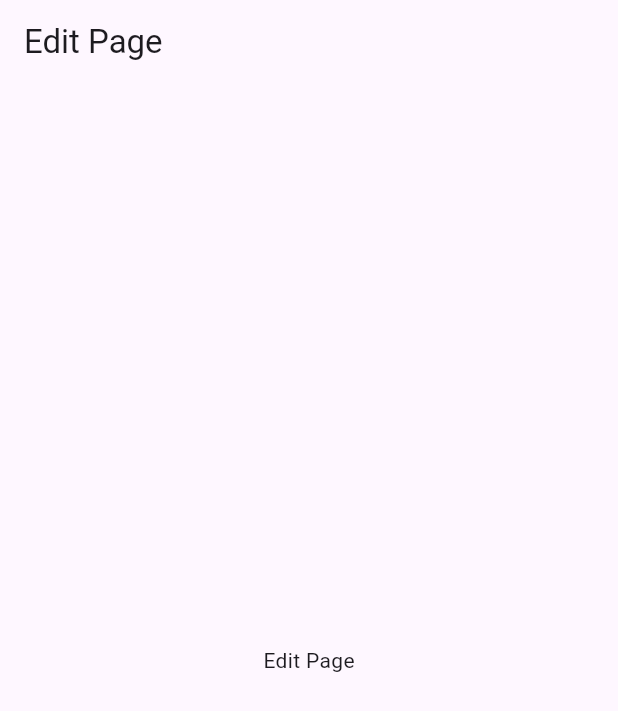
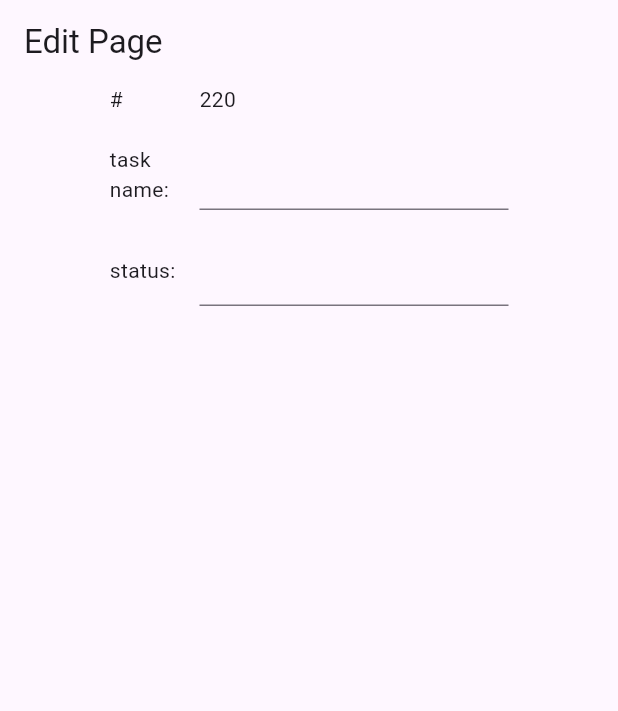
Before and after one commit to SD19767/todolist, a Flutter app: the screen it shows after launch, on a phone screen of 412 x 824 dp. Shown: the top 711 px of the screen. Run offline on Flutter 3.47's test engine with Material 3 defaults, Android fonts, the phone set to English and light mode, and no system bars; our stand-ins replace get.

Commit message:
feat:  add edit_page

```diff
--- a/lib/helpers/size_config.dart
+++ b/lib/helpers/size_config.dart
@@ -25,4 +25,5 @@ class SizeConfig {
   static double getBigTitleSize() => screenHeight * 0.08;
   static double getTitleSize() => screenHeight * 0.04;
   static double getEdgeInsets() => screenHeight * 0.1;
+  static double textFieldWidth() => screenWidth * 0.5;
 }
--- a/lib/main.dart
+++ b/lib/main.dart
@@ -3,6 +3,7 @@ import 'package:flutter_learn_getx/pages/edit_page.dart';
 import 'package:flutter_learn_getx/services/task_service.dart';
 import 'package:get/get.dart';
 import 'controllers/home_page_controller.dart';
+import 'package:flutter_learn_getx/helpers/size_config.dart';
 
 void main() {
   Get.put(TaskService());
@@ -13,6 +14,7 @@ void main() {
 class MyApp extends StatelessWidget {
   @override
   Widget build(BuildContext context) {
+    SizeConfig.init(context);
     return GetMaterialApp(
       home: EditPage(),
     );
--- a/lib/pages/edit_page.dart
+++ b/lib/pages/edit_page.dart
@@ -1,5 +1,6 @@
 import 'package:flutter/material.dart';
 import 'package:flutter_learn_getx/controllers/home_page_controller.dart';
+import 'package:flutter_learn_getx/helpers/size_config.dart';
 import 'package:flutter_learn_getx/services/task_service.dart';
 import 'package:get/get.dart';
 
@@ -12,7 +13,49 @@ class EditPage extends StatelessWidget {
         title: Text('Edit Page'),
       ),
       body: Center(
-        child: Text('Edit Page'),
+        child: Column(
+          mainAxisAlignment: MainAxisAlignment.start,
+          children: [
+            Row(
+              mainAxisAlignment: MainAxisAlignment.center,
+              crossAxisAlignment: CrossAxisAlignment.start,
+              children: [
+                SizedBox(
+                  width: 60,
+                  child: Text('#'),
+                ),
+                SizedBox(
+                    width: SizeConfig.textFieldWidth(), child: Text('220')),
+              ],
+            ),
+            SizedBox(height: 16),
+            Row(
+              mainAxisAlignment: MainAxisAlignment.center,
+              crossAxisAlignment: CrossAxisAlignment.center,
+              children: [
+                SizedBox(
+                  width: 60,
+                  child: Text('task name:'),
+                ),
+                SizedBox(
+                    width: SizeConfig.textFieldWidth(), child: TextField()),
+              ],
+            ),
+            SizedBox(height: 16),
+            Row(
+              mainAxisAlignment: MainAxisAlignment.center,
+              crossAxisAlignment: CrossAxisAlignment.center,
+              children: [
+                SizedBox(
+                  width: 60,
+                  child: Text('status:'),
+                ),
+                SizedBox(
+                    width: SizeConfig.textFieldWidth(), child: TextField()),
+              ],
+            ),
+          ],
+        ),
       ),
     );
   }
```
